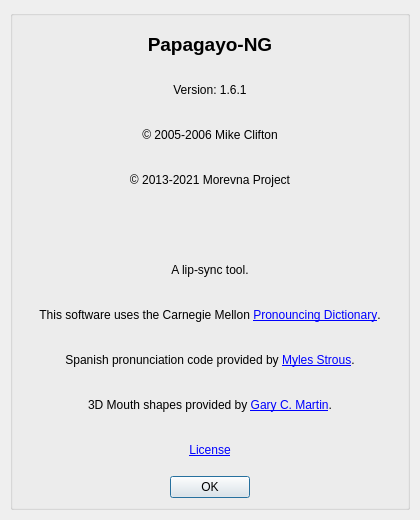
morevnaproject-org/papagayo-ng, file rsrc/about_box.ui: the form before one commit.
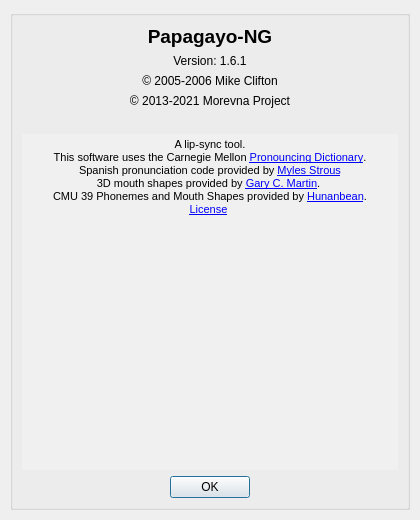
The form after the commit. Icons and pictures are not drawn.

Commit message: The About Box now uses a single QTextBrowser for most of the text which can be styled in different ways and is easier updated.

The edit to the form file:
```diff
--- a/rsrc/about_box.ui
+++ b/rsrc/about_box.ui
@@ -143,66 +143,62 @@
        </widget>
       </item>
       <item>
-       <widget class="QLabel" name="label_6">
-        <property name="text">
+       <widget class="QTextBrowser" name="license">
+        <property name="enabled">
+         <bool>true</bool>
+        </property>
+        <property name="minimumSize">
+         <size>
+          <width>0</width>
+          <height>90</height>
+         </size>
+        </property>
+        <property name="baseSize">
+         <size>
+          <width>0</width>
+          <height>80</height>
+         </size>
+        </property>
+        <property name="autoFillBackground">
+         <bool>false</bool>
+        </property>
+        <property name="styleSheet">
+         <string notr="true">background-color: rgb(240, 240, 240);</string>
+        </property>
+        <property name="frameShape">
+         <enum>QFrame::NoFrame</enum>
+        </property>
+        <property name="frameShadow">
+         <enum>QFrame::Plain</enum>
+        </property>
+        <property name="verticalScrollBarPolicy">
+         <enum>Qt::ScrollBarAsNeeded</enum>
+        </property>
+        <property name="horizontalScrollBarPolicy">
+         <enum>Qt::ScrollBarAlwaysOff</enum>
+        </property>
+        <property name="sizeAdjustPolicy">
+         <enum>QAbstractScrollArea::AdjustToContentsOnFirstShow</enum>
+        </property>
+        <property name="documentTitle">
          <string>A lip-sync tool.</string>
         </property>
-        <property name="alignment">
-         <set>Qt::AlignCenter</set>
+        <property name="html">
+         <string>&lt;!DOCTYPE HTML PUBLIC &quot;-//W3C//DTD HTML 4.0//EN&quot; &quot;http://www.w3.org/TR/REC-html40/strict.dtd&quot;&gt;
+&lt;html&gt;&lt;head&gt;&lt;meta name=&quot;qrichtext&quot; content=&quot;1&quot; /&gt;&lt;title&gt;A lip-sync tool.&lt;/title&gt;&lt;style type=&quot;text/css&quot;&gt;
+p, li { white-space: pre-wrap; }
+&lt;/style&gt;&lt;/head&gt;&lt;body style=&quot; font-family:'MS Shell Dlg 2'; font-size:8.25pt; font-weight:400; font-style:normal;&quot;&gt;
+&lt;p align=&quot;center&quot; style=&quot; margin-top:0px; margin-bottom:0px; margin-left:0px; margin-right:0px; -qt-block-indent:0; text-indent:0px;&quot;&gt;A lip-sync tool.&lt;/p&gt;
+&lt;p align=&quot;center&quot; style=&quot; margin-top:0px; margin-bottom:0px; margin-left:0px; margin-right:0px; -qt-block-indent:0; text-indent:0px;&quot;&gt;&lt;span style=&quot; font-size:8pt;&quot;&gt;This software uses the Carnegie Mellon &lt;/span&gt;&lt;a href=&quot;http://www.speech.cs.cmu.edu/cgi-bin/cmudict&quot;&gt;&lt;span style=&quot; font-size:8pt; text-decoration: underline; color:#0000ff;&quot;&gt;Pronouncing Dictionary&lt;/span&gt;&lt;/a&gt;&lt;span style=&quot; font-size:8pt;&quot;&gt;. &lt;br /&gt;Spanish pronunciation code provided by &lt;/span&gt;&lt;a href=&quot;https://users.monash.edu.au/~myless/catnap/index.html&quot;&gt;&lt;span style=&quot; font-size:8pt; text-decoration: underline; color:#0000ff;&quot;&gt;Myles Strous&lt;/span&gt;&lt;/a&gt;&lt;span style=&quot; font-size:8pt;&quot;&gt; &lt;br /&gt;3D mouth shapes provided by &lt;/span&gt;&lt;a href=&quot;http://www.garycmartin.com&quot;&gt;&lt;span style=&quot; font-size:8pt; text-decoration: underline; color:#0000ff;&quot;&gt;Gary C. Martin&lt;/span&gt;&lt;/a&gt;&lt;span style=&quot; font-size:8pt;&quot;&gt;. &lt;/span&gt;&lt;/p&gt;
+&lt;p align=&quot;center&quot; style=&quot; margin-top:0px; margin-bottom:0px; margin-left:0px; margin-right:0px; -qt-block-indent:0; text-indent:0px;&quot;&gt;&lt;span style=&quot; font-size:8pt;&quot;&gt;CMU 39 Phonemes and Mouth Shapes provided by &lt;/span&gt;&lt;a href=&quot;https://github.com/Hunanbean-Collective/&quot;&gt;&lt;span style=&quot; font-size:8pt; text-decoration: underline; color:#0000ff;&quot;&gt;Hunanbean&lt;/span&gt;&lt;/a&gt;&lt;span style=&quot; font-size:8pt;&quot;&gt;.&lt;br /&gt;&lt;/span&gt;&lt;a href=&quot;gpl.html&quot;&gt;&lt;span style=&quot; font-size:8pt; text-decoration: underline; color:#0000ff;&quot;&gt;License&lt;/span&gt;&lt;/a&gt;&lt;span style=&quot; font-size:8pt;&quot;&gt; &lt;/span&gt;&lt;/p&gt;&lt;/body&gt;&lt;/html&gt;</string>
         </property>
-       </widget>
-      </item>
-      <item>
-       <widget class="QLabel" name="label_7">
-        <property name="text">
-         <string>&lt;html&gt;&lt;head/&gt;&lt;body&gt;&lt;p&gt;This software uses the Carnegie Mellon &lt;a href=&quot;http://www.speech.cs.cmu.edu/cgi-bin/cmudict&quot;&gt;&lt;span style=&quot; text-decoration: underline; color:#0000ff;&quot;&gt;Pronouncing Dictionary&lt;/span&gt;&lt;/a&gt;.&lt;/p&gt;&lt;/body&gt;&lt;/html&gt;</string>
+        <property name="textInteractionFlags">
+         <set>Qt::LinksAccessibleByKeyboard|Qt::LinksAccessibleByMouse</set>
         </property>
-        <property name="textFormat">
-         <enum>Qt::RichText</enum>
-        </property>
-        <property name="alignment">
-         <set>Qt::AlignCenter</set>
-        </property>
         <property name="openExternalLinks">
          <bool>true</bool>
         </property>
-       </widget>
-      </item>
-      <item>
-       <widget class="QLabel" name="label_8">
-        <property name="text">
-         <string>Spanish pronunciation code provided by &lt;a href=&quot;https://users.monash.edu.au/~myless/catnap/index.html&quot;&gt;Myles Strous&lt;/a&gt;.</string>
-        </property>
-        <property name="alignment">
-         <set>Qt::AlignCenter</set>
-        </property>
-        <property name="openExternalLinks">
-         <bool>true</bool>
-        </property>
-       </widget>
-      </item>
-      <item>
-       <widget class="QLabel" name="label_9">
-        <property name="text">
-         <string>3D Mouth shapes provided by &lt;a href=&quot;http://www.garycmartin.com&quot;&gt;Gary C. Martin&lt;/a&gt;.</string>
-        </property>
-        <property name="alignment">
-         <set>Qt::AlignCenter</set>
-        </property>
-        <property name="openExternalLinks">
-         <bool>true</bool>
-        </property>
-       </widget>
-      </item>
-      <item>
-       <widget class="QLabel" name="license">
-        <property name="text">
-         <string>&lt;a href=&quot;gpl.html&quot;&gt;License&lt;/a&gt;</string>
-        </property>
-        <property name="alignment">
-         <set>Qt::AlignCenter</set>
-        </property>
-        <property name="openExternalLinks">
+        <property name="openLinks">
          <bool>false</bool>
         </property>
        </widget>
```
Left out of the diff: 8 changed lines with no effect on the pictures. The commit also changes 1 other file.
